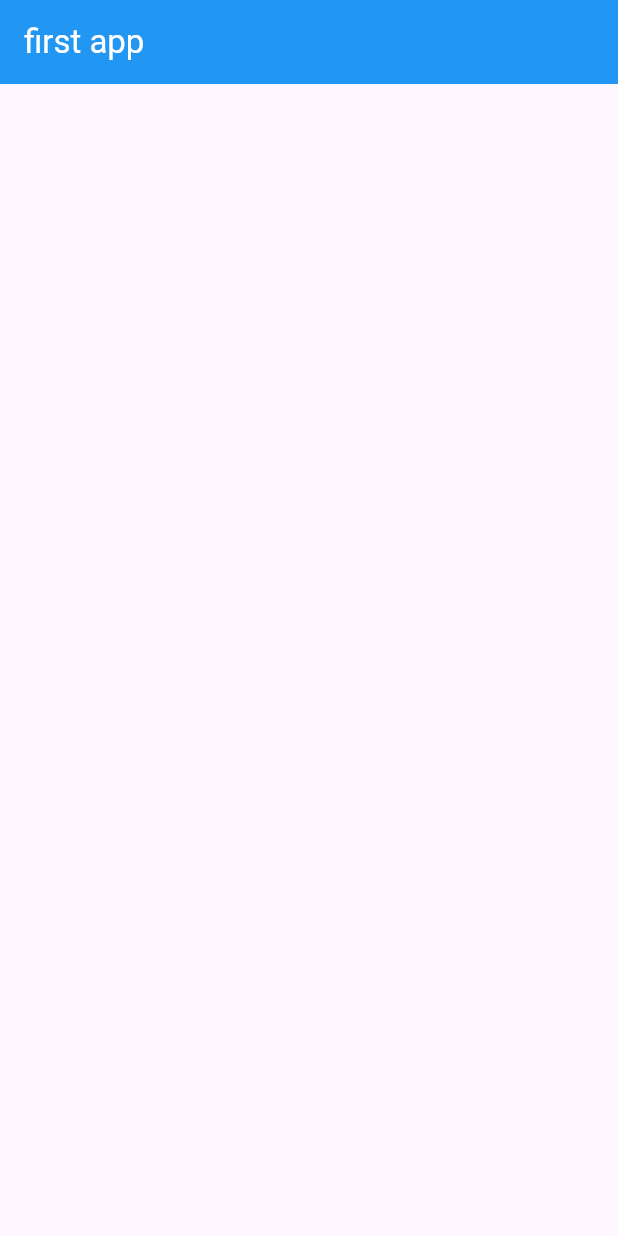
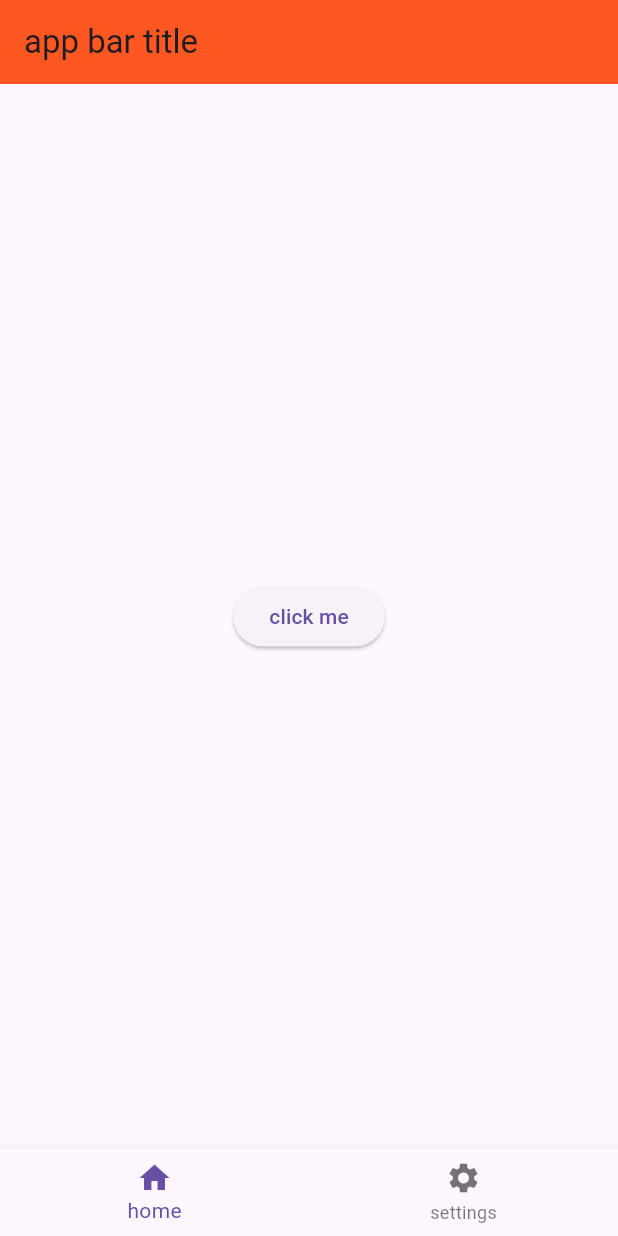
Before and after one commit to badeai/flutter_learn_basics, a Flutter app: the screen it shows after launch, on a phone screen of 412 x 824 dp. Run offline on Flutter 3.47's test engine with Material 3 defaults, Android fonts, the phone set to English and light mode, and no system bars.

Commit message:
first day

```diff
--- a/lib/main.dart
+++ b/lib/main.dart
@@ -10,8 +10,30 @@ class MyApp extends StatelessWidget {
   @override
   Widget build(BuildContext context) {
     return MaterialApp(
-        home: Scaffold(
-      appBar: AppBar(title: Text('first app',style: TextStyle(color: Colors.white),),backgroundColor: Colors.blue,),
-    ));
+      home: Scaffold(
+        appBar: AppBar(
+          title: Text('app bar title'),
+          backgroundColor: Colors.deepOrange,
+        ),
+        body: Center(
+          child: ElevatedButton(
+            onPressed: () {},
+            child: Text('click me'),
+          ),
+        ),
+        bottomNavigationBar: BottomNavigationBar(
+          items: [
+            BottomNavigationBarItem(
+              label: 'home',
+              icon: Icon(Icons.home),
+            ),
+            BottomNavigationBarItem(
+              label: 'settings',
+              icon: Icon(Icons.settings),
+            ),
+          ],
+        ),
+      ),
+    );
   }
 }
```
